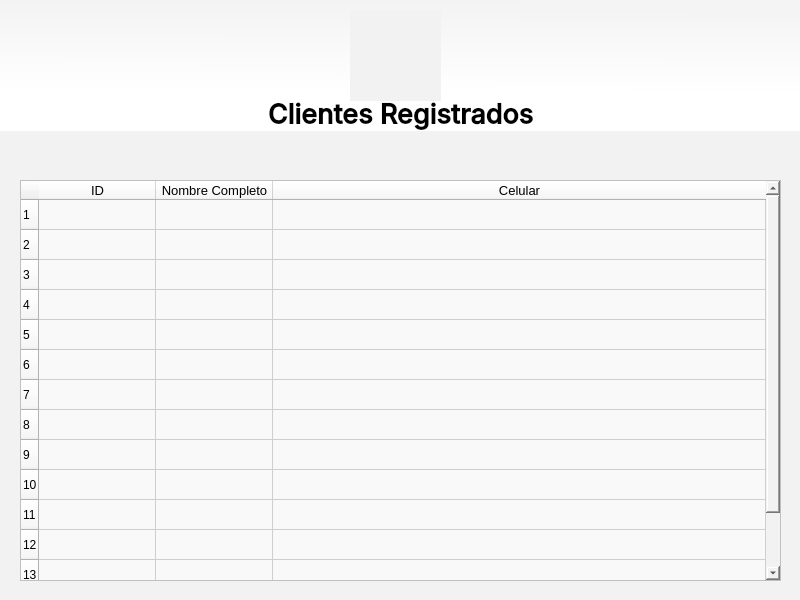
First picture: the form in project1/views/ui/clientes_registrados.ui, repository Alex300VA24/projectHotel, before the edit.
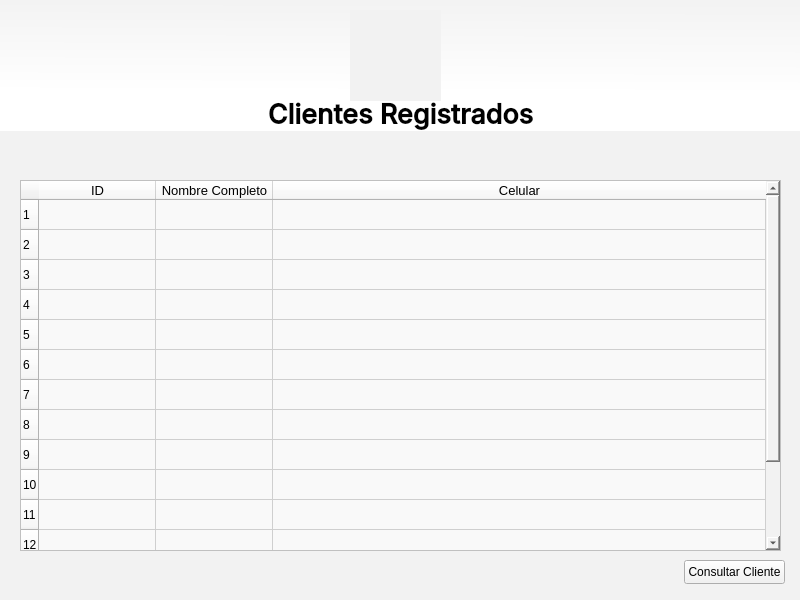
Second picture: the form after the edit. Icons and pictures are not drawn.

Commit message: agregado de detalles de la reserva del cliente

Patch:
```diff
--- a/project1/views/ui/clientes_registrados.ui
+++ b/project1/views/ui/clientes_registrados.ui
@@ -24,7 +24,7 @@
      <x>20</x>
      <y>180</y>
      <width>761</width>
-     <height>401</height>
+     <height>371</height>
     </rect>
    </property>
    <property name="font">
@@ -200,6 +200,19 @@
     <set>Qt::AlignBottom|Qt::AlignHCenter</set>
    </property>
   </widget>
+  <widget class="QPushButton" name="btn_consultar">
+   <property name="geometry">
+    <rect>
+     <x>684</x>
+     <y>560</y>
+     <width>101</width>
+     <height>24</height>
+    </rect>
+   </property>
+   <property name="text">
+    <string>Consultar Cliente</string>
+   </property>
+  </widget>
   <zorder>label_3</zorder>
   <zorder>table_historial</zorder>
   <zorder>btn_regresar</zorder>
```
Left out of the diff: 1 changed line with no effect on the pictures. The commit also changes 6 other files.
